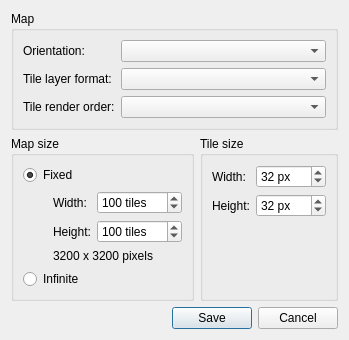
mapeditor/tiled, file src/tiled/newmapdialog.ui: the form before one commit.
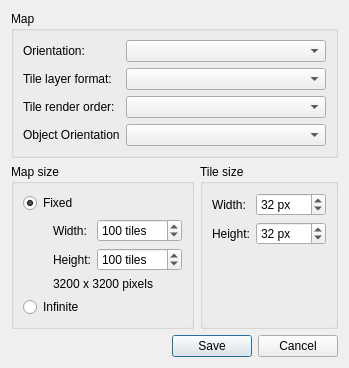
The form after the commit.

Commit message:
Add new Object Alignment property
The property exists, can be modified, has UI, and is saved/loaded
correctly. The undo/redo functions also work correctly.

The edit to the form file:
```diff
--- a/src/tiled/newmapdialog.ui
+++ b/src/tiled/newmapdialog.ui
@@ -23,13 +23,26 @@
       <string>Map</string>
      </property>
      <layout class="QGridLayout" name="gridLayout_4">
-      <item row="0" column="0">
-       <widget class="QLabel" name="label_5">
+      <item row="3" column="0">
+       <widget class="QLabel" name="renderOrderLabel">
         <property name="text">
-         <string>Orientation:</string>
+         <string>Tile render order:</string>
         </property>
         <property name="buddy">
-         <cstring>orientation</cstring>
+         <cstring>renderOrder</cstring>
+        </property>
+       </widget>
+      </item>
+      <item row="2" column="1">
+       <widget class="QComboBox" name="layerFormat"/>
+      </item>
+      <item row="2" column="0">
+       <widget class="QLabel" name="layerFormatLabel">
+        <property name="text">
+         <string>Tile layer format:</string>
+        </property>
+        <property name="buddy">
+         <cstring>layerFormat</cstring>
         </property>
        </widget>
       </item>
@@ -43,32 +56,29 @@
         </property>
        </widget>
       </item>
-      <item row="1" column="0">
-       <widget class="QLabel" name="layerFormatLabel">
-        <property name="text">
-         <string>Tile layer format:</string>
-        </property>
-        <property name="buddy">
-         <cstring>layerFormat</cstring>
-        </property>
-       </widget>
-      </item>
-      <item row="1" column="1">
-       <widget class="QComboBox" name="layerFormat"/>
-      </item>
-      <item row="2" column="0">
-       <widget class="QLabel" name="renderOrderLabel">
-        <property name="text">
-         <string>Tile render order:</string>
-        </property>
-        <property name="buddy">
-         <cstring>renderOrder</cstring>
-        </property>
-       </widget>
-      </item>
-      <item row="2" column="1">
+      <item row="3" column="1">
        <widget class="QComboBox" name="renderOrder"/>
       </item>
+      <item row="0" column="0">
+       <widget class="QLabel" name="label_5">
+        <property name="text">
+         <string>Orientation:</string>
+        </property>
+        <property name="buddy">
+         <cstring>orientation</cstring>
+        </property>
+       </widget>
+      </item>
+      <item row="4" column="1">
+       <widget class="QComboBox" name="objectAlignment"/>
+      </item>
+      <item row="4" column="0">
+       <widget class="QLabel" name="label">
+        <property name="text">
+         <string>Object Orientation</string>
+        </property>
+       </widget>
+      </item>
      </layout>
     </widget>
    </item>
```
The commit also changes 16 other files.
